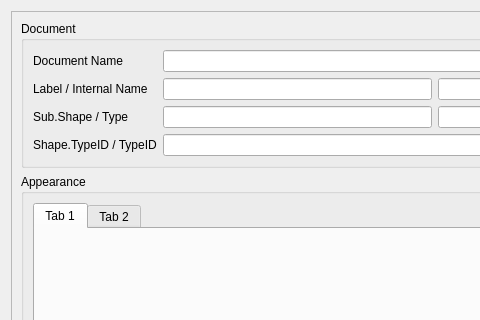
southseact-3d/fcd, file src/Mod/Material/Gui/DlgInspectAppearance.ui: the form before one commit; both pictures show x 0 to 480 and y 0 to 320 of the 739 by 1556 pixel window.
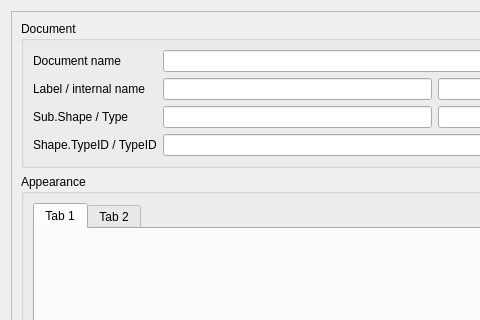
The form after the commit.

The edit to the form file:
```diff
--- a/src/Mod/Material/Gui/DlgInspectAppearance.ui
+++ b/src/Mod/Material/Gui/DlgInspectAppearance.ui
@@ -47,7 +47,7 @@
           <item row="0" column="0">
            <widget class="QLabel" name="label">
             <property name="text">
-             <string>Document Name</string>
+             <string>Document name</string>
             </property>
            </widget>
           </item>
@@ -61,7 +61,7 @@
           <item row="1" column="0">
            <widget class="QLabel" name="label_2">
             <property name="text">
-             <string>Label / Internal Name</string>
+             <string>Label / internal name</string>
             </property>
            </widget>
           </item>
```
